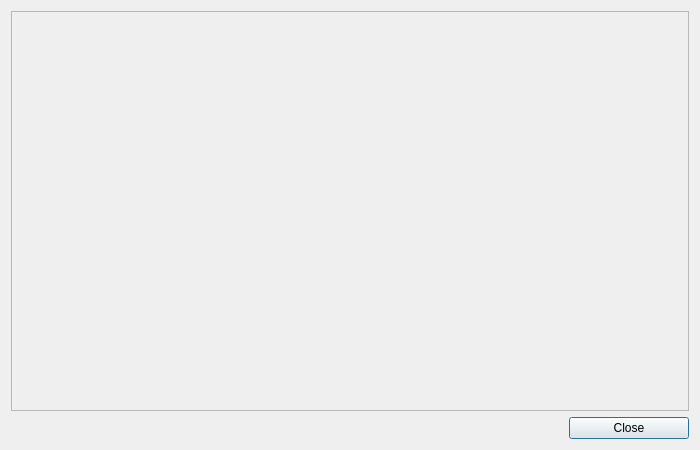
Old version of the form ui/whatsnew.ui in the repository ckorn/xvst.
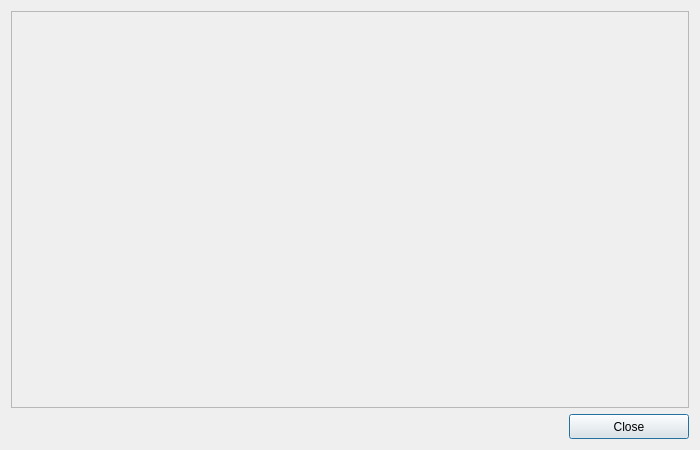
New version of the form.

Commit message: - Assigned a min. size to "close" button

Diff of the .ui file:
```diff
--- a/ui/whatsnew.ui
+++ b/ui/whatsnew.ui
@@ -6,7 +6,7 @@
    <rect>
     <x>0</x>
     <y>0</y>
-    <width>650</width>
+    <width>700</width>
     <height>450</height>
    </rect>
   </property>
@@ -62,7 +62,7 @@
      <property name="minimumSize">
       <size>
        <width>120</width>
-       <height>0</height>
+       <height>25</height>
       </size>
      </property>
      <property name="text">
```
